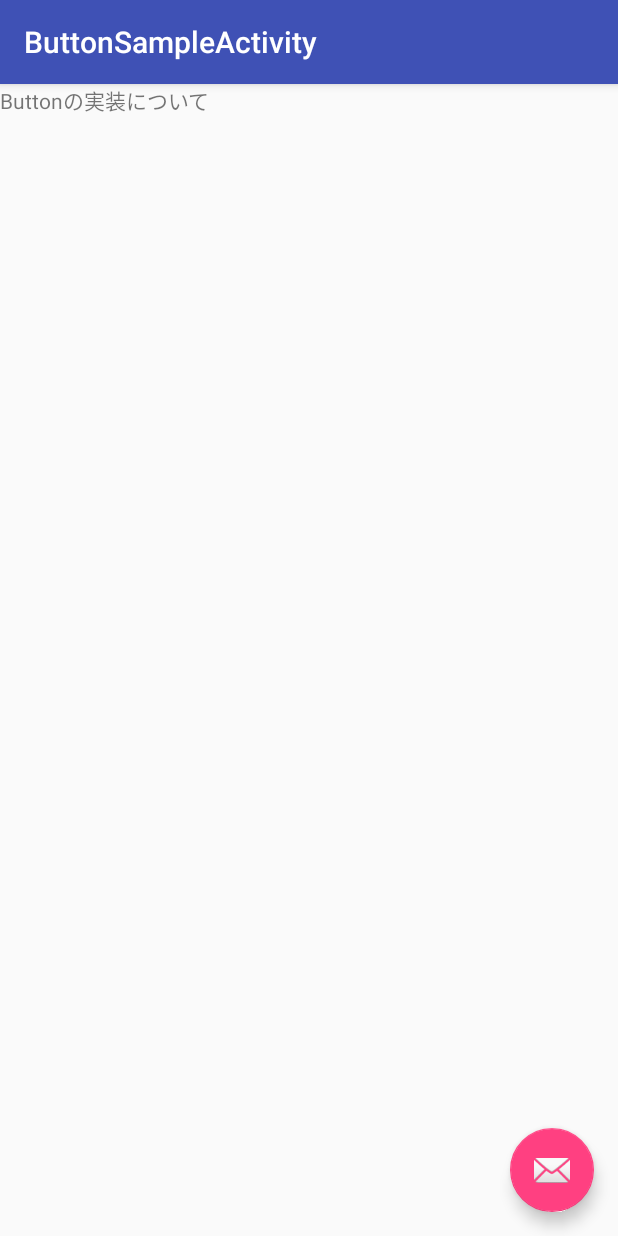
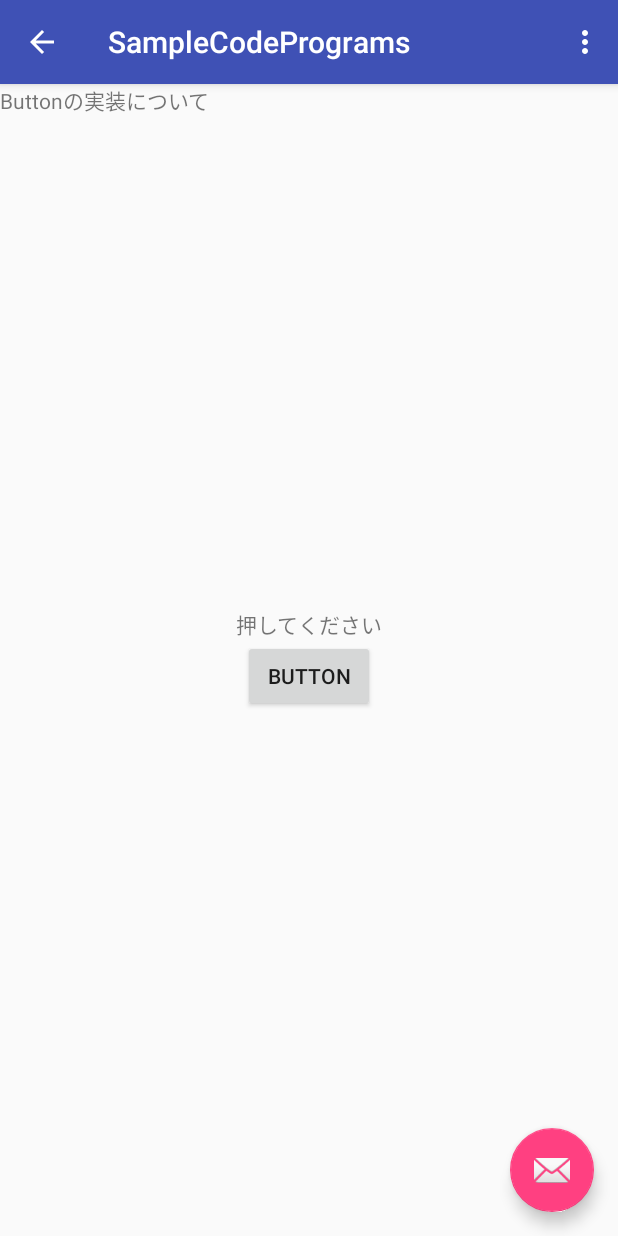
Before and after one commit to Dai1678/SampleCodePrograms, an Android app: the ButtonSampleActivity screen opened directly, with no data from a screen before it, on a phone screen of 412 x 824 dp. Run offline under Robolectric (Android 15) with nearby library versions, the phone set to English and light mode, and no system bars.

Commit message:
create actionbar menu

```diff
--- a/app/src/main/AndroidManifest.xml
+++ b/app/src/main/AndroidManifest.xml
@@ -16,10 +16,7 @@
                 <category android:name="android.intent.category.LAUNCHER" />
             </intent-filter>
         </activity>
-        <activity
-            android:name=".ButtonSampleActivity"
-            android:label="@string/title_activity_button_sample"
-            android:theme="@style/AppTheme.NoActionBar"></activity>
+        <activity android:name=".ButtonSampleActivity" />
     </application>
 
 </manifest>
--- a/app/src/main/java/net/ddns/dai/samplecodeprograms/ButtonSampleActivity.java
+++ b/app/src/main/java/net/ddns/dai/samplecodeprograms/ButtonSampleActivity.java
@@ -3,28 +3,83 @@ package net.ddns.dai.samplecodeprograms;
 import android.os.Bundle;
 import android.support.design.widget.FloatingActionButton;
 import android.support.design.widget.Snackbar;
+import android.support.v7.app.ActionBar;
 import android.support.v7.app.AppCompatActivity;
-import android.support.v7.widget.Toolbar;
+import android.view.Menu;
+import android.view.MenuItem;
 import android.view.View;
+import android.widget.Button;
+import android.widget.TextView;
 
-public class ButtonSampleActivity extends AppCompatActivity {
+public class ButtonSampleActivity extends AppCompatActivity implements View.OnClickListener {
+
+    Button button;
+    boolean flag = false;
 
     @Override
     protected void onCreate(Bundle savedInstanceState) {
         super.onCreate(savedInstanceState);
         setContentView(R.layout.activity_button_sample);
 
-        Toolbar toolbar = findViewById(R.id.toolbar);
-        setSupportActionBar(toolbar);
+        ActionBar actionBar = getSupportActionBar();
+        if (actionBar != null){
+            actionBar.setDisplayHomeAsUpEnabled(true);
+        }
+
+        button = findViewById(R.id.textChangeButton);
+        button.setOnClickListener(this);
 
         FloatingActionButton fab = findViewById(R.id.fab);
-        fab.setOnClickListener(new View.OnClickListener() {
-            @Override
-            public void onClick(View view) {
+        fab.setOnClickListener(this);
+
+    }
+
+    @Override
+    public void onClick(View view) {
+        switch (view.getId()){
+
+            case R.id.textChangeButton:
+                TextView textView = findViewById(R.id.changeText);
+
+                if (flag){
+                    textView.setText("押してください");
+                    button.setText("BUTTON");
+                    flag = false;
+
+                }else{
+                    textView.setText("Buttonが押されました!");
+                    button.setText("戻す");
+                    flag = true;
+                }
+
+                break;
+
+            case R.id.fab:
                 Snackbar.make(view, "fabが押されました！", Snackbar.LENGTH_LONG)
                         .setAction("Action", null).show();
-            }
-        });
+                break;
+        }
+    }
+
+    @Override
+    public boolean onCreateOptionsMenu(Menu menu){
+        getMenuInflater().inflate(R.menu.menu, menu);
+        return true;
+
+    }
+
+    @Override
+    public boolean onOptionsItemSelected(MenuItem menuItem){
+        switch(menuItem.getItemId()) {
+            case android.R.id.home:
+                finish();
+                return true;
+
+            case R.id.menuItem:
+                //TODO WebViewで解説ページへ
+                return true;
+        }
+        return super.onOptionsItemSelected(menuItem);
     }
 
 }
--- a/app/src/main/res/layout/activity_button_sample.xml
+++ b/app/src/main/res/layout/activity_button_sample.xml
@@ -1,32 +1,47 @@
 <?xml version="1.0" encoding="utf-8"?>
-<LinearLayout
+<RelativeLayout
     xmlns:android="http://schemas.android.com/apk/res/android"
     xmlns:app="http://schemas.android.com/apk/res-auto"
     xmlns:tools="http://schemas.android.com/tools"
     android:layout_width="match_parent"
     android:layout_height="match_parent"
-    android:orientation="vertical"
     tools:context="net.ddns.dai.samplecodeprograms.ButtonSampleActivity">
 
-    <include layout="@layout/toolbar" />
+    <TextView
+        android:layout_width="wrap_content"
+        android:layout_height="wrap_content"
+        android:text="Buttonの実装について"/>
 
-    <FrameLayout
+    <LinearLayout
         android:layout_width="match_parent"
-        android:layout_height="match_parent">
+        android:layout_height="match_parent"
+        android:gravity="center"
+        android:orientation="vertical">
 
         <TextView
-            android:layout_width="match_parent"
-            android:layout_height="match_parent"
-            android:text="Buttonの実装について"/>
-
-        <android.support.design.widget.FloatingActionButton
-            android:id="@+id/fab"
             android:layout_width="wrap_content"
             android:layout_height="wrap_content"
-            android:layout_gravity="bottom|end"
-            android:layout_margin="@dimen/fab_margin"
-            app:srcCompat="@android:drawable/ic_dialog_email" />
+            android:layout_gravity="center_horizontal"
+            android:id="@+id/changeText"
+            android:text="押してください" />
 
-    </FrameLayout>
+        <Button
+            android:layout_width="wrap_content"
+            android:layout_height="wrap_content"
+            android:layout_gravity="center_horizontal"
+            android:id="@+id/textChangeButton"
+            android:text="Button"/>
 
-</LinearLayout>
+    </LinearLayout>
+
+    <android.support.design.widget.FloatingActionButton
+        android:id="@+id/fab"
+        android:layout_width="wrap_content"
+        android:layout_height="wrap_content"
+        android:layout_alignParentBottom="true"
+        android:layout_alignParentRight="true"
+        android:layout_alignParentEnd="true"
+        android:layout_margin="@dimen/fab_margin"
+        app:srcCompat="@android:drawable/ic_dialog_email" />
+
+</RelativeLayout>
--- /dev/null
+++ b/app/src/main/res/menu/menu.xml
@@ -0,0 +1,9 @@
+<?xml version="1.0" encoding="utf-8"?>
+<menu
+    xmlns:android="http://schemas.android.com/apk/res/android">
+
+    <item
+        android:title="解説ページへ"
+        android:id="@+id/menuItem"/>
+
+</menu>
```
Also changed, not shown: app/src/main/res/layout/activity_debug_list.xml (+4 -3 lines).
